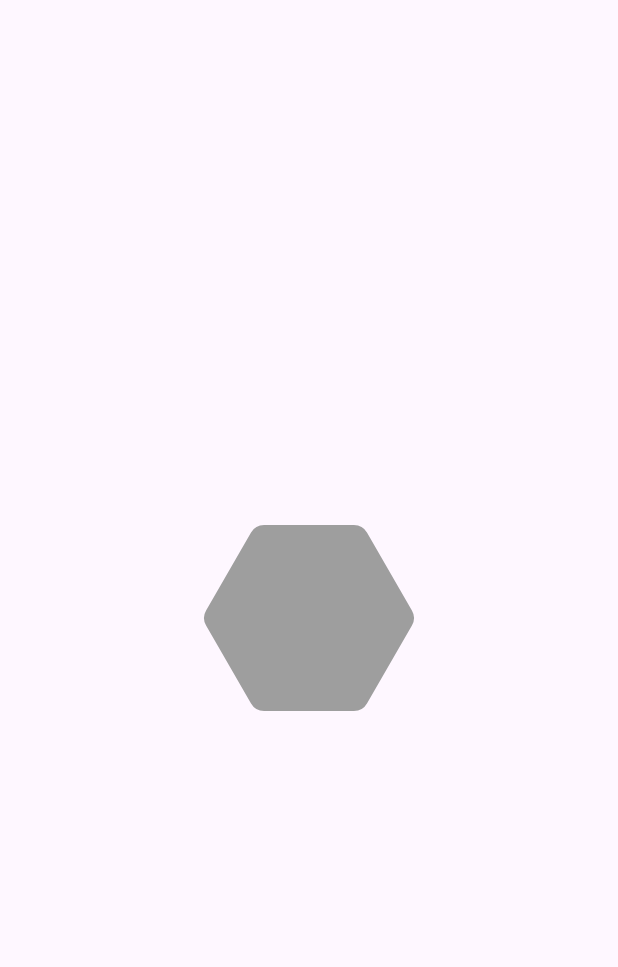
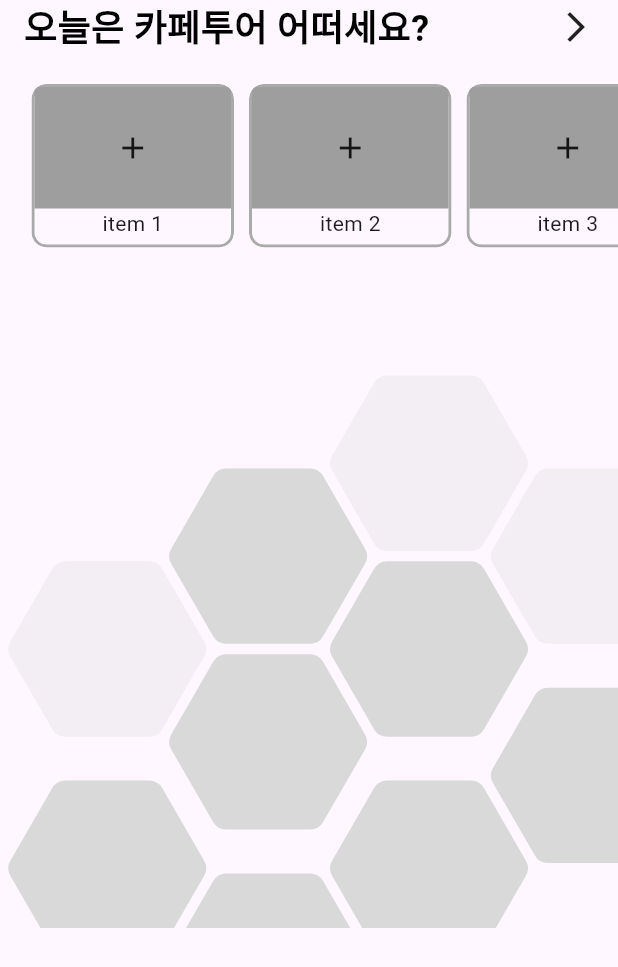
Before and after one commit to WantOscar/solo_play_applicaiton, a Flutter app: the screen it shows after launch, on a phone screen of 412 x 824 dp. Shown: the top 967 px of the screen. Run offline on Flutter 3.47's test engine with Material 3 defaults, Android fonts, the phone set to English and light mode, and no system bars.

Commit message:
헥사곤 그리드뷰 완성

```diff
--- a/lib/src/main/view/main_view.dart
+++ b/lib/src/main/view/main_view.dart
@@ -9,7 +9,14 @@ class MainView extends StatelessWidget {
   Widget build(BuildContext context) {
     return Scaffold(
       body: SafeArea(
-        child: Center(child: _map()),
+        child: SingleChildScrollView(
+          child: Column(
+            children: [
+              _recommend(),
+              _map(),
+            ],
+          ),
+        ),
       ),
     );
   }
--- a/lib/src/main/view/map_view.dart
+++ b/lib/src/main/view/map_view.dart
@@ -1,11 +1,58 @@
 import 'package:flutter/material.dart';
-import 'package:solo_play_application/src/main/widgets/hexagon_tile.dart';
+import 'package:solo_play_application/src/main/widgets/hexagon_grid.dart';
 
 class MapView extends StatelessWidget {
   const MapView({super.key});
 
   @override
   Widget build(BuildContext context) {
-    return const HexagonTile();
+    return Stack(
+      children: [
+        _overRiver(),
+        _underRiver(),
+      ],
+    );
   }
+
+  Widget _overRiver() => HexagonGrid(
+        space: 4.0,
+        offsets: [
+          HexagonPosition(
+            x: 2,
+            y: 0,
+            color: const Color(0xffd9d9d9).withOpacity(0.3),
+          ),
+          HexagonPosition(
+            x: 0,
+            y: 1,
+            color: const Color(0xffd9d9d9).withOpacity(0.3),
+          ),
+          const HexagonPosition(x: 1, y: 1, color: Color(0xffd9d9d9)),
+          const HexagonPosition(x: 2, y: 1, color: Color(0xffd9d9d9)),
+          HexagonPosition(
+            x: 3,
+            y: 1,
+            color: const Color(0xffd9d9d9).withOpacity(0.3),
+          ),
+          const HexagonPosition(x: 1, y: 2, color: Color(0xffd9d9d9)),
+        ],
+      );
+
+  Widget _underRiver() => Positioned(
+        top: 270,
+        bottom: 1.0,
+        child: HexagonGrid(
+          space: 4.0,
+          offsets: [
+            const HexagonPosition(x: 0, y: 0, color: Color(0xffd9d9d9)),
+            const HexagonPosition(x: 2, y: 0, color: Color(0xffd9d9d9)),
+            const HexagonPosition(x: 3, y: 0, color: Color(0xffd9d9d9)),
+            HexagonPosition(
+                x: 0, y: 1, color: const Color(0xffd9d9d9).withOpacity(0.3)),
+            const HexagonPosition(x: 1, y: 1, color: Color(0xffd9d9d9)),
+            HexagonPosition(
+                x: 2, y: 1, color: const Color(0xffd9d9d9).withOpacity(0.3)),
+          ],
+        ),
+      );
 }
--- /dev/null
+++ b/lib/src/main/widgets/hexagon_grid.dart
@@ -0,0 +1,108 @@
+import 'dart:math';
+import 'package:flutter/material.dart';
+
+class HexagonGrid extends StatelessWidget {
+  final double radius;
+  final List<HexagonPosition> offsets;
+  final double? borderRadius;
+  final double? space;
+  const HexagonGrid(
+      {super.key,
+      this.radius = 71.5,
+      this.borderRadius = 10,
+      this.space = 0.0,
+      required this.offsets});
+
+  Offset getCanvasOffset() {
+    var x = 0;
+    var y = 0;
+    for (HexagonPosition pos in offsets) {
+      final nx = pos.x;
+      final ny = pos.y;
+      x = max(nx, x);
+      y = max(ny, y);
+    }
+    final result = Offset(x.toDouble(), y.toDouble());
+    return result;
+  }
+
+  @override
+  Widget build(BuildContext context) {
+    final Offset maxOffset = getCanvasOffset();
+    final width = (3 * maxOffset.dx + 4) / 2 * radius;
+    final height = (2 * maxOffset.dy + 3) / 2 * radius * sqrt(3.0);
+    return CustomPaint(
+      size: Size(width, height),
+      painter: HexagonPainter(
+          radius: radius,
+          space: space!,
+          borderRadius: borderRadius!,
+          positions: offsets),
+    );
+  }
+}
+
+class HexagonPainter extends CustomPainter {
+  final double radius;
+  final double space;
+  final double borderRadius;
+  final List<HexagonPosition> positions;
+  const HexagonPainter({
+    required this.radius,
+    required this.space,
+    required this.borderRadius,
+    required this.positions,
+  });
+
+  @override
+  void paint(Canvas canvas, Size size) {
+    final thOffset = Offset(radius, sqrt(3.0) * radius);
+    for (HexagonPosition postion in positions) {
+      final x = postion.x;
+      final y = postion.y;
+      final center = Offset(
+          3 * x / 2 * radius + thOffset.dx,
+          (sqrt(3.0) * radius * y) -
+              ((sqrt(3.0) * radius / 2) * (x % 2)) +
+              thOffset.dy);
+      const angle = (pi * 2) / 6;
+      Paint paint = Paint()
+        ..color = postion.color!
+        ..style = PaintingStyle.fill;
+      final paddingRadius = radius - space;
+      final firstOffset = Offset(paddingRadius * cos(0.0) + center.dx,
+          paddingRadius * sin(0.0) + center.dy);
+      final path = Path();
+      path.moveTo(firstOffset.dx, firstOffset.dy);
+      for (int i = 1; i < 7; i++) {
+        // 첫번째 각도와 두번째 각도 계산
+        final currAngle = angle * i;
+        final currX = paddingRadius * cos(currAngle) + center.dx;
+        final currY = paddingRadius * sin(currAngle) + center.dy;
+
+        final r = borderRadius;
+        final d = 2 * sqrt(3.0) * r / 3;
+        final dx = d * cos(currAngle + pi) + currX;
+        final dy = d * sin(currAngle + pi) + currY;
+        final oval = Rect.fromCircle(center: Offset(dx, dy), radius: r);
+        path.arcTo(oval, currAngle - pi / 6, pi / 3, false);
+      }
+      canvas.drawPath(path, paint);
+    }
+  }
+
+  @override
+  bool shouldRepaint(CustomPainter oldDelegate) => false;
+}
+
+class HexagonPosition {
+  final int x;
+  final int y;
+  final Color? color;
+
+  const HexagonPosition({
+    required this.x,
+    required this.y,
+    this.color = const Color(0xffafafaf),
+  });
+}
--- a/lib/src/main/widgets/hexagon_tile.dart
+++ /dev/null
@@ -1,60 +0,0 @@
-import 'dart:math';
-import 'package:flutter/material.dart';
-
-class HexagonTile extends StatelessWidget {
-  final Color? color;
-  final double width;
-  final double? borderRadius;
-  const HexagonTile(
-      {super.key, this.color, this.width = 143, this.borderRadius = 10});
-
-  @override
-  Widget build(BuildContext context) {
-    return CustomPaint(
-      size: Size(width, width),
-      painter: HexagonPainter(width: width, borderRadius: borderRadius!),
-    );
-  }
-}
-
-class HexagonPainter extends CustomPainter {
-  final double width;
-  final double borderRadius;
-  const HexagonPainter({
-    required this.width,
-    required this.borderRadius,
-  });
-
-  @override
-  void paint(Canvas canvas, Size size) {
-    final radius = width / 2;
-    final center = Offset(width / 2, width / 2);
-    const angle = (pi * 2) / 6;
-    Paint paint = Paint()
-      ..color = Colors.grey
-      ..style = PaintingStyle.fill;
-
-    final path = Path();
-    final firstOffset =
-        Offset(radius * cos(0.0) + center.dx, radius * sin(0.0) + center.dy);
-    // 시작점으로 이동
-    path.moveTo(firstOffset.dx, firstOffset.dy);
-    for (int i = 1; i < 7; i++) {
-      // 첫번째 각도와 두번째 각도 계산
-      final currAngle = angle * i;
-      final currX = radius * cos(currAngle) + center.dx;
-      final currY = radius * sin(currAngle) + center.dy;
-
-      final r = borderRadius;
-      final d = 2 * sqrt(3.0) * r / 3;
-      final dx = d * cos(currAngle + pi) + currX;
-      final dy = d * sin(currAngle + pi) + currY;
-      final oval = Rect.fromCircle(center: Offset(dx, dy), radius: r);
-      path.arcTo(oval, currAngle - pi / 6, pi / 3, false);
-    }
-    canvas.drawPath(path, paint);
-  }
-
-  @override
-  bool shouldRepaint(CustomPainter oldDelegate) => false;
-}
```
